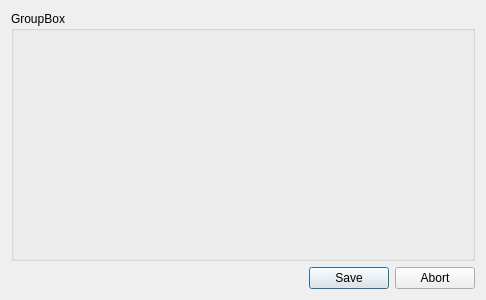
Qt form mtg_proxy_printer/resources/ui/page_config_dialog.ui (luziferius/MTGProxyPrinter) before a commit.
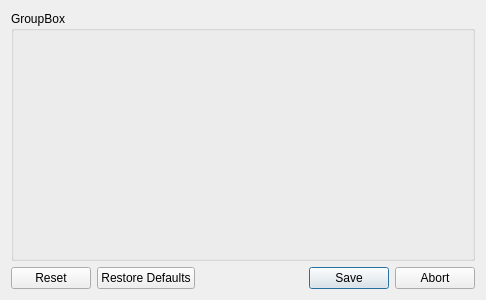
The same form after that commit. Custom widgets are drawn as their Qt base class.

Commit message:
PageConfigDialog: Implemented the Reset and RestoreDefaults buttons. The Reset button resets the changes to the values from the document. The RestoreDefaults button resets the changes to the values from the global configuration, reverting any changes loaded from the document itself.
FossilOrigin-Name: ac15fddcb68a7f1bbb42e5e4309fddfdea05debcc581cf038e85febcc4ef58e3

Patch:
```diff
--- a/mtg_proxy_printer/resources/ui/page_config_dialog.ui
+++ b/mtg_proxy_printer/resources/ui/page_config_dialog.ui
@@ -27,7 +27,7 @@
       <enum>Qt::Horizontal</enum>
      </property>
      <property name="standardButtons">
-      <set>QDialogButtonBox::Abort|QDialogButtonBox::Save</set>
+      <set>QDialogButtonBox::Abort|QDialogButtonBox::Reset|QDialogButtonBox::RestoreDefaults|QDialogButtonBox::Save</set>
      </property>
     </widget>
    </item>
```
Left out of the diff: 6 changed lines with no effect on the pictures. The commit also changes 1 other file.
